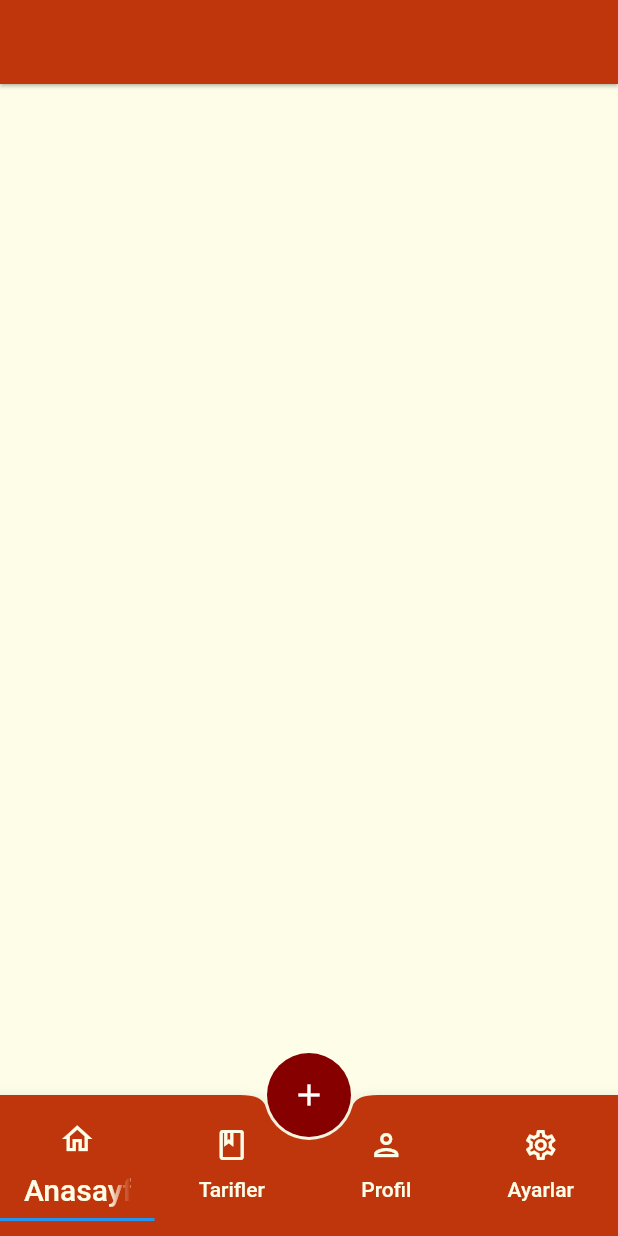
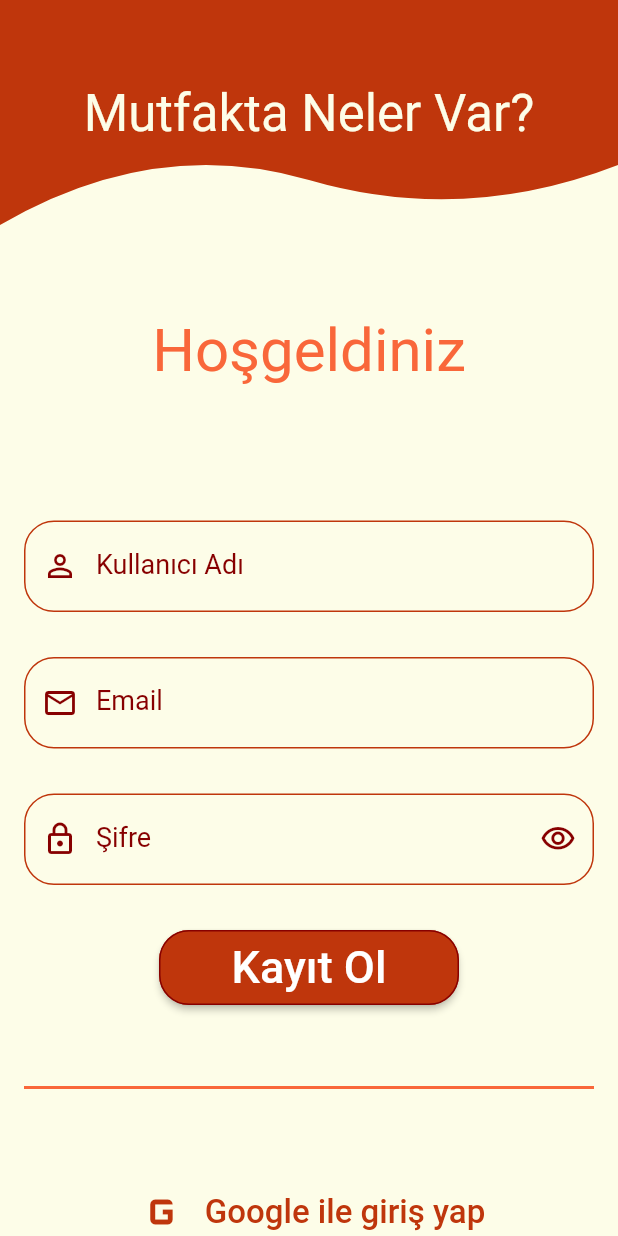
Before and after one commit to BernaErden1/OyunveUygulamaAkademisi, a Flutter app: the screen it shows after launch, on a phone screen of 412 x 824 dp. Run offline on Flutter 3.47's test engine with Material 2 defaults, Android fonts, the phone set to English and light mode, and no system bars; Roboto replaces fonts that are missing (Alegraya).

Commit message:
Kayıt ol sayfası oluşturuldu

```diff
--- /dev/null
+++ b/lib/Widgets/baslik_bar.dart
@@ -0,0 +1,18 @@
+import 'package:flutter/material.dart';
+
+class MyCustomClipper extends CustomClipper<Path> {
+  @override
+  Path getClip(Size size) {
+    final path = Path();
+    path.lineTo(0, size.height);
+    path.quadraticBezierTo(
+        size.width / 4, size.height - 60, size.width / 2, size.height - 30);
+    path.quadraticBezierTo(
+        3 / 4 * size.width, size.height, size.width, size.height - 40);
+    path.lineTo(size.width, 0);
+    return path;
+  }
+
+  @override
+  bool shouldReclip(MyCustomClipper oldClipper) => true;
+}
--- a/lib/kayit_ol/kayit_ol.dart
+++ b/lib/kayit_ol/kayit_ol.dart
@@ -0,0 +1,269 @@
+import 'package:flutter/material.dart';
+import 'package:tarifim/product/dil/turkce_itemler.dart';
+import 'package:tarifim/product/utility.dart';
+import 'package:tarifim/Widgets/baslik_bar.dart';
+
+class KayitOl extends StatefulWidget {
+  const KayitOl({Key? key}) : super(key: key);
+
+  @override
+  State<KayitOl> createState() => _KayitOlState();
+}
+
+class _KayitOlState extends State<KayitOl> {
+  bool _isSecure = true;
+
+  void _changeSecure() {
+    setState(() {
+      _isSecure = !_isSecure;
+    });
+  }
+
+  final GlobalKey<FormState> _globalKey = GlobalKey();
+  @override
+  Widget build(BuildContext context) {
+    return Scaffold(
+
+      body: SingleChildScrollView(
+        child: Column(
+          children: [
+            ClipPath(
+      clipper: MyCustomClipper(),
+      child: Container(
+        alignment: Alignment.center,
+        height: 150,
+        width: double.infinity,
+        color: ColorsUtility().primaryColor,
+        child: Text(
+          'Mutfakta Neler Var?',
+          style: Theme.of(context).textTheme.headline4,
+        ),
+      ),
+    ),
+            spaceSize(size: 60),
+            _welcome(),
+            spaceSize(),
+            Form(
+                key: _globalKey,
+                autovalidateMode: AutovalidateMode.onUserInteraction,
+                child: Padding(
+                  padding: PaddingDimen().horizaontalPadding,
+                  child: Column(
+                    children: [
+                      spaceSize(size: 60),
+                      _kullaniciAdTextField(),
+                      spaceSize(),
+                      _emailTextField(),
+                      spaceSize(),
+                      _passTextield(),
+                      spaceSize(),
+                      _kayitOlButton(),
+                      spaceSize(),
+                      Divider(
+                        thickness: 2,
+                        height: 50,
+                        color: ColorsUtility().secondaryColor,
+                      ),
+                      spaceSize(),
+                      _signInGoogle(),
+                      spaceSize(),
+
+                    ],
+                  ),
+                ))
+          ],
+        ),
+      ),
+    );
+  }
+
+
+  Padding _welcome() {
+    return Padding(
+        padding: PaddingDimen().horizaontalPadding,
+        child: Text(
+          "Hoşgeldiniz",
+          style: TextStyle(
+              fontSize: 40, color: ColorsUtility().secondaryColor),
+        ));
+  }
+
+  TextButton _signInGoogle() {
+    return TextButton.icon(
+        onPressed: () {},
+        icon: Icon(
+          Icons.g_mobiledata_outlined,
+          size: 40,
+          color: ColorsUtility().primaryColor,
+        ),
+        label: Text(
+          TurkceItemler().loginGoogle,
+          style: TextStyle(
+              fontSize: 22, color: ColorsUtility().primaryColor),
+        ));
+  }
+
+  ElevatedButton _kayitOlButton() {
+    return ElevatedButton(
+        style: ButtonStyle(
+            fixedSize:
+                MaterialStateProperty.all<Size>(const Size(200, 50)),
+            backgroundColor: MaterialStateProperty.all<Color>(
+                ColorsUtility().primaryColor),
+            shape: MaterialStateProperty.all<RoundedRectangleBorder>(
+                RoundedRectangleBorder(
+                    borderRadius: BorderRadius.circular(20),
+                    side: BorderSide(
+                        color: ColorsUtility().thirdColor)))),
+        onPressed: () {},
+        child: Text(
+          TurkceItemler().kayitOl,
+          style: const TextStyle(fontSize: 30),
+        ));
+  }
+
+
+
+  TextFormField _passTextield() {
+    return TextFormField(
+        obscureText: _isSecure,
+        validator: MyFormFieldValidator().isNotEmpy,
+        keyboardType: TextInputType.visiblePassword,
+        autofillHints: const [AutofillHints.password],
+        textInputAction: TextInputAction.done,
+        cursorColor: ColorsUtility().thirdColor,
+        style: TextStyle(
+          color: ColorsUtility().thirdColor,
+        ),
+        decoration: InputDecoration(
+            focusedBorder: OutlineInputBorder(
+                borderSide:
+                    BorderSide(color: ColorsUtility().thirdColor),
+                borderRadius:
+                    const BorderRadius.all(Radius.circular(20))),
+            enabledBorder: OutlineInputBorder(
+                borderSide: BorderSide(
+                  color: ColorsUtility().primaryColor,
+                ),
+                borderRadius:
+                    const BorderRadius.all(Radius.circular(20))),
+            border: OutlineInputBorder(
+                borderSide:
+                    BorderSide(color: ColorsUtility().thirdColor),
+                borderRadius:
+                    const BorderRadius.all(Radius.circular(20))),
+            labelText: "Şifre",
+            labelStyle: TextStyle(
+              color: ColorsUtility().thirdColor,
+            ),
+            hintStyle: TextStyle(
+              color: ColorsUtility().thirdColor,
+            ),
+            prefixIcon: _isSecure
+                ? Icon(
+                    Icons.lock_outlined,
+                    color: ColorsUtility().thirdColor,
+                  )
+                : Icon(
+                    Icons.lock_open_outlined,
+                    color: ColorsUtility().thirdColor,
+                  ),
+            suffixIcon: IconButton(
+                onPressed: () {
+                  _changeSecure();
+                },
+                icon: AnimatedCrossFade(
+                  firstChild: const Icon(Icons.visibility_outlined),
+                  secondChild:
+                      const Icon(Icons.visibility_off_outlined),
+                  crossFadeState: _isSecure
+                      ? CrossFadeState.showFirst
+                      : CrossFadeState.showSecond,
+                  duration: const Duration(seconds: 1),
+                ),
+                color: ColorsUtility().thirdColor)));
+  }
+
+  TextFormField _emailTextField() {
+    return TextFormField(
+      validator: MyFormFieldValidator().isNotEmpy,
+      keyboardType: TextInputType.emailAddress,
+      autofillHints: const [AutofillHints.email],
+      textInputAction: TextInputAction.next,
+      cursorColor: ColorsUtility().thirdColor,
+      style: TextStyle(
+        color: ColorsUtility().thirdColor,
+      ),
+      decoration: InputDecoration(
+          focusedBorder: OutlineInputBorder(
+              borderSide:
+                  BorderSide(color: ColorsUtility().thirdColor),
+              borderRadius:
+                  const BorderRadius.all(Radius.circular(20))),
+          enabledBorder: OutlineInputBorder(
+              borderSide: BorderSide(
+                color: ColorsUtility().primaryColor,
+              ),
+              borderRadius:
+                  const BorderRadius.all(Radius.circular(20))),
+          border: OutlineInputBorder(
+              borderSide:
+                  BorderSide(color: ColorsUtility().thirdColor),
+              borderRadius:
+                  const BorderRadius.all(Radius.circular(20))),
+          labelText: "Email",
+          labelStyle: TextStyle(
+            color: ColorsUtility().thirdColor,
+          ),
+          hintStyle: TextStyle(
+            color: ColorsUtility().thirdColor,
+          ),
+          prefixIcon: Icon(
+            Icons.email_outlined,
+            color: ColorsUtility().thirdColor,
+          )),
+    );
+  }
+}
+
+
+  TextFormField _kullaniciAdTextField() {
+    return TextFormField(
+      validator: MyFormFieldValidator().isNotEmpy,
+      keyboardType: TextInputType.name,
+      autofillHints: const [AutofillHints.username],
+      textInputAction: TextInputAction.next,
+      cursorColor: ColorsUtility().thirdColor,
+      style: TextStyle(
+        color: ColorsUtility().thirdColor,
+      ),
+      decoration: InputDecoration(
+          focusedBorder: OutlineInputBorder(
+              borderSide:
+                  BorderSide(color: ColorsUtility().thirdColor),
+              borderRadius:
+                  const BorderRadius.all(Radius.circular(20))),
+          enabledBorder: OutlineInputBorder(
+              borderSide: BorderSide(
+                color: ColorsUtility().primaryColor,
+              ),
+              borderRadius:
+                  const BorderRadius.all(Radius.circular(20))),
+          border: OutlineInputBorder(
+              borderSide:
+                  BorderSide(color: ColorsUtility().thirdColor),
+              borderRadius:
+                  const BorderRadius.all(Radius.circular(20))),
+          labelText: "Kullanıcı Adı",
+          labelStyle: TextStyle(
+            color: ColorsUtility().thirdColor,
+          ),
+          hintStyle: TextStyle(
+            color: ColorsUtility().thirdColor,
+          ),
+          prefixIcon: Icon(
+            Icons.person_outline,
+            color: ColorsUtility().thirdColor,
+          )),
+    );
+  }
--- a/lib/main.dart
+++ b/lib/main.dart
@@ -1,4 +1,6 @@
 import 'package:flutter/material.dart';
+import 'package:tarifim/giris_yap/giris_yap.dart';
+import 'package:tarifim/kayit_ol/kayit_ol.dart';
 
 import 'package:tarifim/product/tema/dark_tema.dart';
 import 'package:tarifim/product/tema/light_tema.dart';
@@ -17,7 +19,7 @@ class MyApp extends StatelessWidget {
       title: 'Mutfakta Neler Var ?',
       theme: LightTheme(context).lightTema,
       darkTheme: DarkTheme().darkTema,
-      home: const SplashScreen(),
+      home: const KayitOl(),
     );
   }
 }
```
Also changed, not shown: pubspec.lock, 1 other file.
